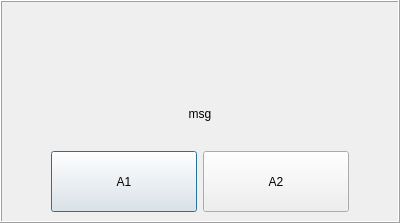
Qt form Cafe5/c5message.ui (End1-1/Cafe5) before a commit.
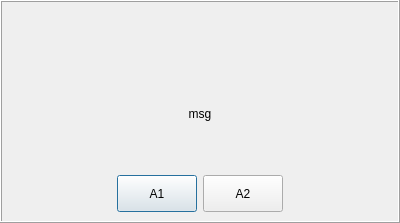
The same form after that commit. Icons and pictures are not drawn.

Diff of the .ui file:
```diff
--- a/Cafe5/c5message.ui
+++ b/Cafe5/c5message.ui
@@ -157,7 +157,7 @@
           <number>0</number>
          </property>
          <property name="topMargin">
-          <number>0</number>
+          <number>24</number>
          </property>
          <property name="rightMargin">
           <number>0</number>
@@ -171,7 +171,7 @@
             <enum>Qt::Horizontal</enum>
            </property>
            <property name="sizeType">
-            <enum>QSizePolicy::Fixed</enum>
+            <enum>QSizePolicy::Expanding</enum>
            </property>
            <property name="sizeHint" stdset="0">
             <size>
@@ -213,7 +213,7 @@
             <enum>Qt::Horizontal</enum>
            </property>
            <property name="sizeType">
-            <enum>QSizePolicy::Fixed</enum>
+            <enum>QSizePolicy::Expanding</enum>
            </property>
            <property name="sizeHint" stdset="0">
             <size>
```
Left out of the diff: 3 changed lines with no effect on the pictures.
